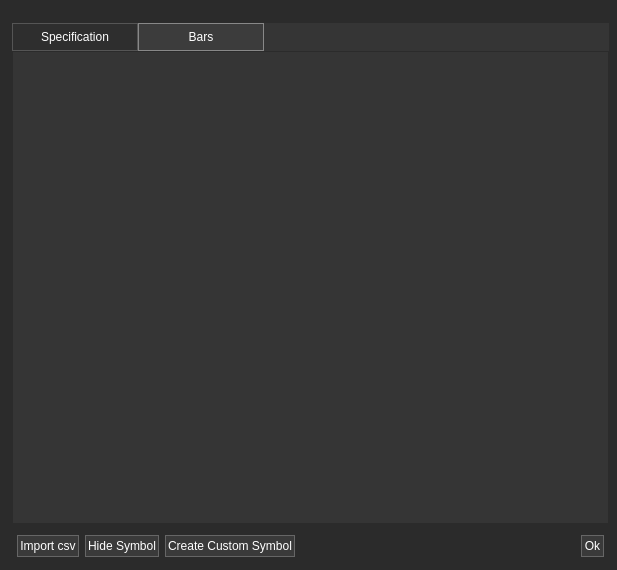
First picture: the form in Widgets/HistoricalWindow/historicalwindow.ui, repository ArtemIyX/TradeForge, before the edit.
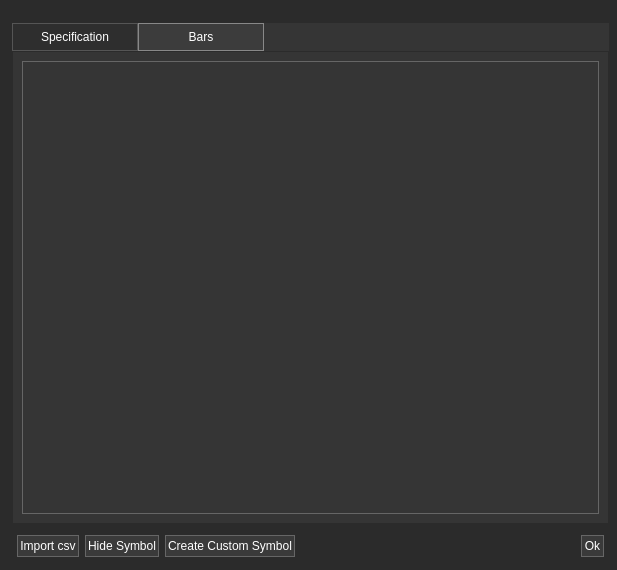
Second picture: the form after the edit. The open tabs and pages were chosen to show the change. Icons and pictures are not drawn.

Commit message: historical data table and import

Patch:
```diff
--- a/Widgets/HistoricalWindow/historicalwindow.ui
+++ b/Widgets/HistoricalWindow/historicalwindow.ui
@@ -136,7 +136,12 @@
         background: #3c3c3c;
         border-color: #888;
 }
-</string>
+
+QTabBar::tab:disabled {
+        background: rgb(35, 35, 35);
+        border-color: #353535;
+		 color: rgb(150, 150, 150);
+}</string>
           </property>
           <property name="currentIndex">
            <number>0</number>
@@ -389,6 +394,51 @@
            <attribute name="title">
             <string>Bars</string>
            </attribute>
+           <layout class="QVBoxLayout" name="verticalLayout_7">
+            <item>
+             <widget class="QTableWidget" name="symbolDataTableWidget">
+              <property name="styleSheet">
+               <string notr="true">QTableWidget {
+        border: 1px solid #666666;
+        gridline-color: #555555;
+		 color: #fff;
+}
+
+QHeaderView::section {
+        background-color: #2e2e2e; 
+        color: #CCCCCC;              
+        padding: 4px;
+        border-top: none;
+        border-left: none;
+        border-right: 1px solid #555555;
+		 border-bottom: 1px solid #555555;
+}
+
+QTableView::item:selected:active {
+    background: #2e2e2e;
+    color: white;
+}
+
+QTableView::item:selected:!active {
+    background: #2e2e2e;             
+    color: white;                    
+}</string>
+              </property>
+              <property name="rowCount">
+               <number>0</number>
+              </property>
+              <property name="columnCount">
+               <number>0</number>
+              </property>
+              <attribute name="horizontalHeaderStretchLastSection">
+               <bool>false</bool>
+              </attribute>
+              <attribute name="verticalHeaderVisible">
+               <bool>false</bool>
+              </attribute>
+             </widget>
+            </item>
+           </layout>
           </widget>
          </widget>
         </item>
```
Left out of the diff: 2 changed lines with no effect on the pictures. The commit also changes 3 other files.
